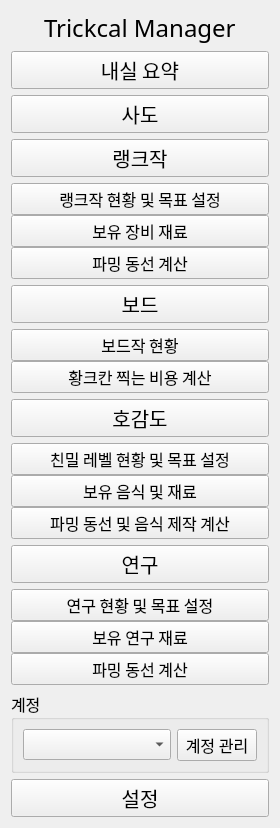
Old version of the form widgets/ui/sidebar.ui in the repository voiderd-sub/trickcal-manager.
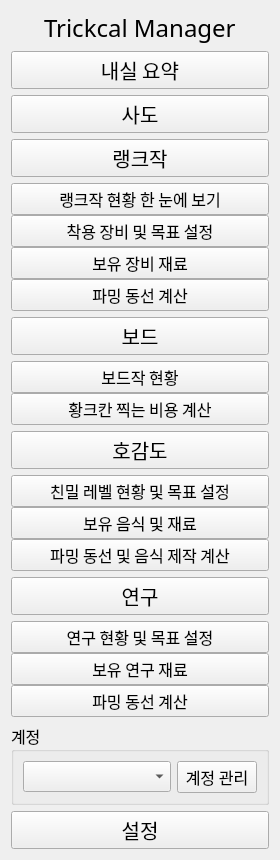
New version of the form. Icons and pictures are not drawn.

```diff
--- a/widgets/ui/sidebar.ui
+++ b/widgets/ui/sidebar.ui
@@ -189,6 +189,34 @@
       <property name="bottomMargin">
        <number>0</number>
       </property>
+      <item>
+       <widget class="QPushButton" name="equip_sub_btn_abstract">
+        <property name="font">
+         <font>
+          <family>ONE Mobile POP</family>
+          <pointsize>12</pointsize>
+         </font>
+        </property>
+        <property name="text">
+         <string>랭크작 현황 한 눈에 보기</string>
+        </property>
+        <property name="iconSize">
+         <size>
+          <width>25</width>
+          <height>25</height>
+         </size>
+        </property>
+        <property name="checkable">
+         <bool>true</bool>
+        </property>
+        <property name="autoExclusive">
+         <bool>false</bool>
+        </property>
+        <attribute name="buttonGroup">
+         <string notr="true">equip_group</string>
+        </attribute>
+       </widget>
+      </item>
       <item>
        <widget class="QPushButton" name="equip_sub_btn_1">
         <property name="font">
@@ -198,7 +226,7 @@
          </font>
         </property>
         <property name="text">
-         <string>랭크작 현황 및 목표 설정</string>
+         <string>착용 장비 및 목표 설정</string>
         </property>
         <property name="iconSize">
          <size>
```
Left out of the diff: 2 changed lines with no effect on the pictures.
